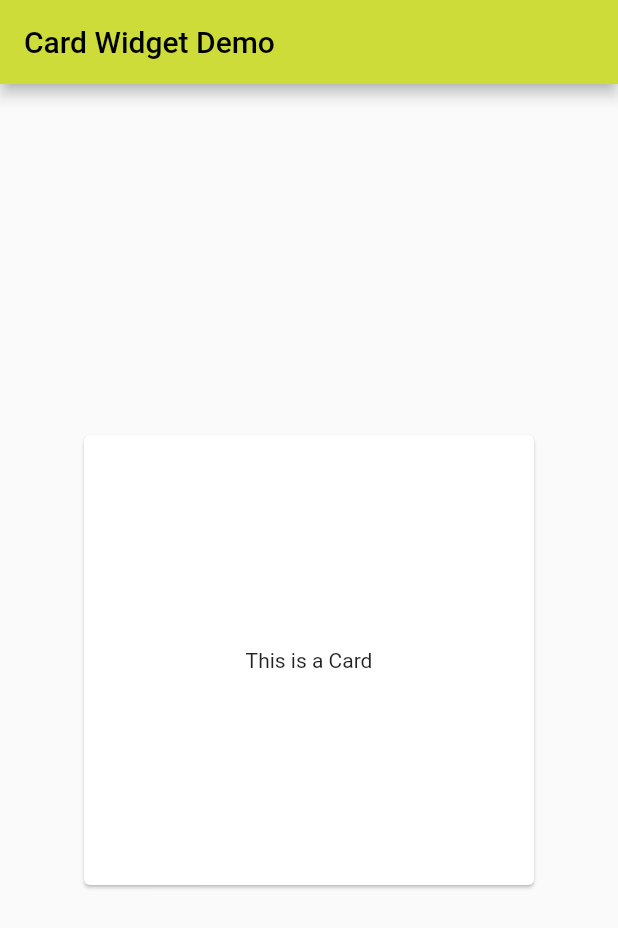
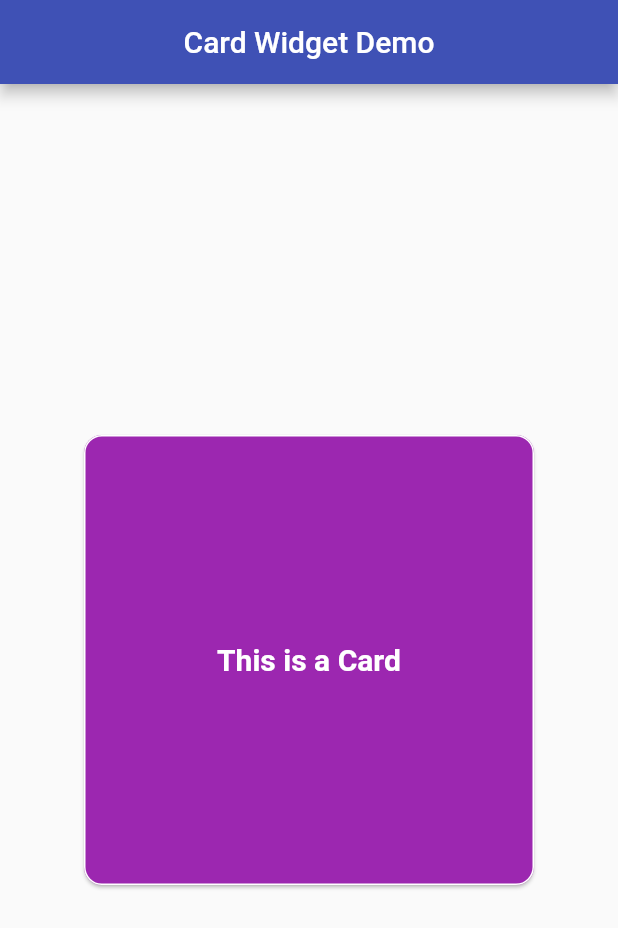
Before and after one commit to nyhxiaoning/mojo_flutter_playground, a Flutter app: the screen it shows after launch, on a phone screen of 412 x 824 dp. Shown: the top 928 px of the screen. Run offline on Flutter 3.47's test engine with Material 2 defaults, Android fonts, the phone set to English and light mode, and no system bars; our stand-ins replace qr_flutter.

Commit message:
minor updates"

```diff
--- a/examples/flutter_card_widget/lib/main.dart
+++ b/examples/flutter_card_widget/lib/main.dart
@@ -1,5 +1,3 @@
-import 'dart:html';
-
 import 'package:flutter/material.dart';
 
 void main() {
@@ -15,21 +13,40 @@ class MyApp extends StatelessWidget {
       debugShowCheckedModeBanner: false,
       title: 'Card Widget',
       theme: ThemeData(
-        primarySwatch: Colors.lime,
+        primarySwatch: Colors.indigo,
       ),
       home: Scaffold(
         appBar: AppBar(
-          title: const Text('Card Widget Demo'),
+          title: const Text('Card Widget Demo',
         ),
-        body:  const Center(
+        centerTitle: true,
+        ),
+        body: Center(
           child: Card(
-            child: SizedBox(
+            color: Colors.purple,
+            elevation: 1,
+            shape: RoundedRectangleBorder(
+              side: BorderSide(
+                color: Theme.of(context).colorScheme.outline,
+              ),
+              borderRadius: const BorderRadius.all(Radius.circular(12)),
+            ),
+            child: const SizedBox(
               height: 300,
               width: 300,
-            child: Center(
-              child: Text("This is a Card")))),
+              child: Center(
+                child: Text(
+                  "This is a Card",
+                  style: TextStyle(
+                      fontWeight: FontWeight.bold,
+                      fontSize: 20,
+                      color: Colors.white),
+                ),
+              ),
             ),
           ),
+        ),
+      ),
     );
   }
 }
```
